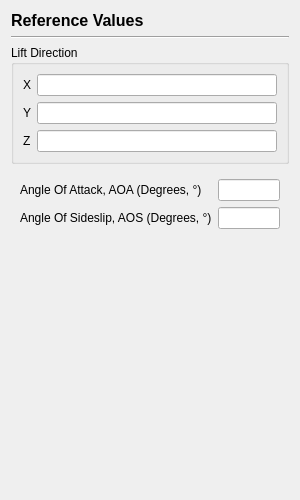
This is view/setup/reference_values/reference_values_page.ui in nextfoam/baram as Qt 5 draws it before an edit. The edited form follows.
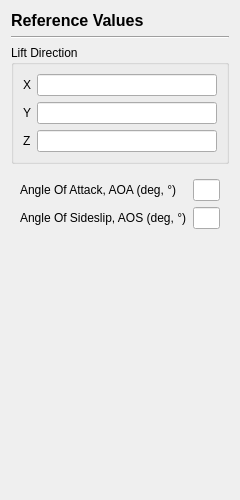
This is the edited form.

Patch:
```diff
--- a/view/setup/reference_values/reference_values_page.ui
+++ b/view/setup/reference_values/reference_values_page.ui
@@ -6,7 +6,7 @@
    <rect>
     <x>0</x>
     <y>0</y>
-    <width>300</width>
+    <width>240</width>
     <height>500</height>
    </rect>
   </property>
@@ -76,10 +76,13 @@
    <item>
     <widget class="QWidget" name="widget" native="true">
      <layout class="QFormLayout" name="formLayout_2">
+      <property name="rowWrapPolicy">
+       <enum>QFormLayout::WrapLongRows</enum>
+      </property>
       <item row="0" column="0">
        <widget class="QLabel" name="label_5">
         <property name="text">
-         <string>Angle Of Attack, AOA (Degrees, °)</string>
+         <string>Angle Of Attack, AOA (deg, °)</string>
         </property>
        </widget>
       </item>
@@ -89,7 +92,7 @@
       <item row="1" column="0">
        <widget class="QLabel" name="label_6">
         <property name="text">
-         <string>Angle Of Sideslip, AOS (Degrees, °)</string>
+         <string>Angle Of Sideslip, AOS (deg, °)</string>
         </property>
        </widget>
       </item>
```
